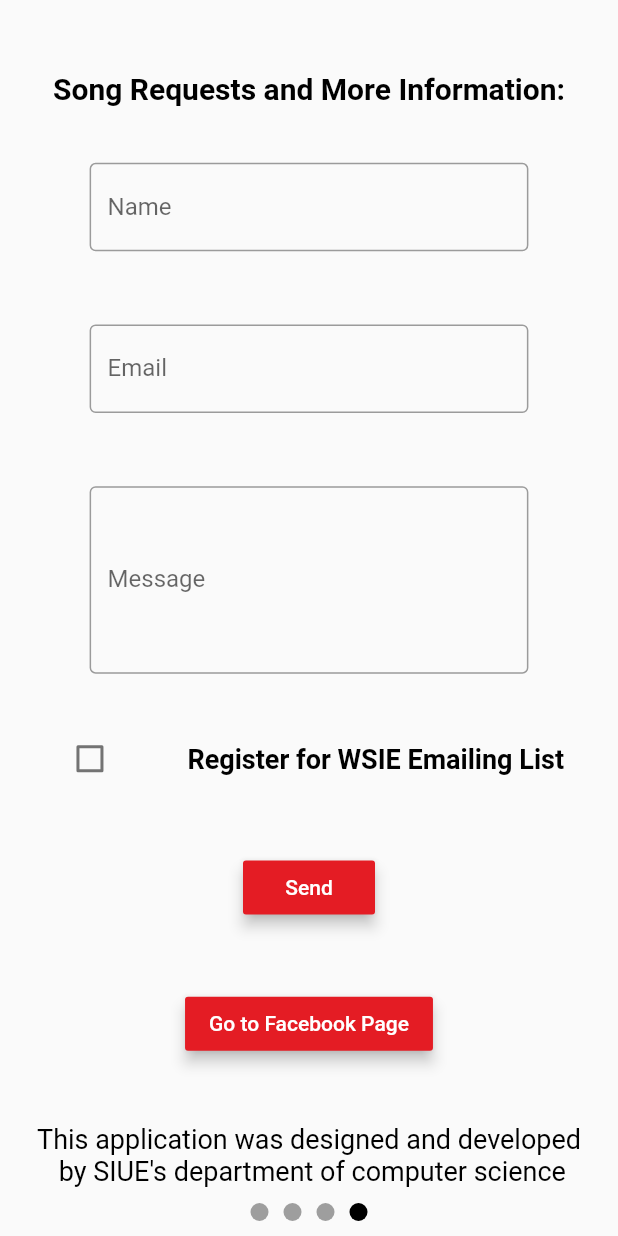
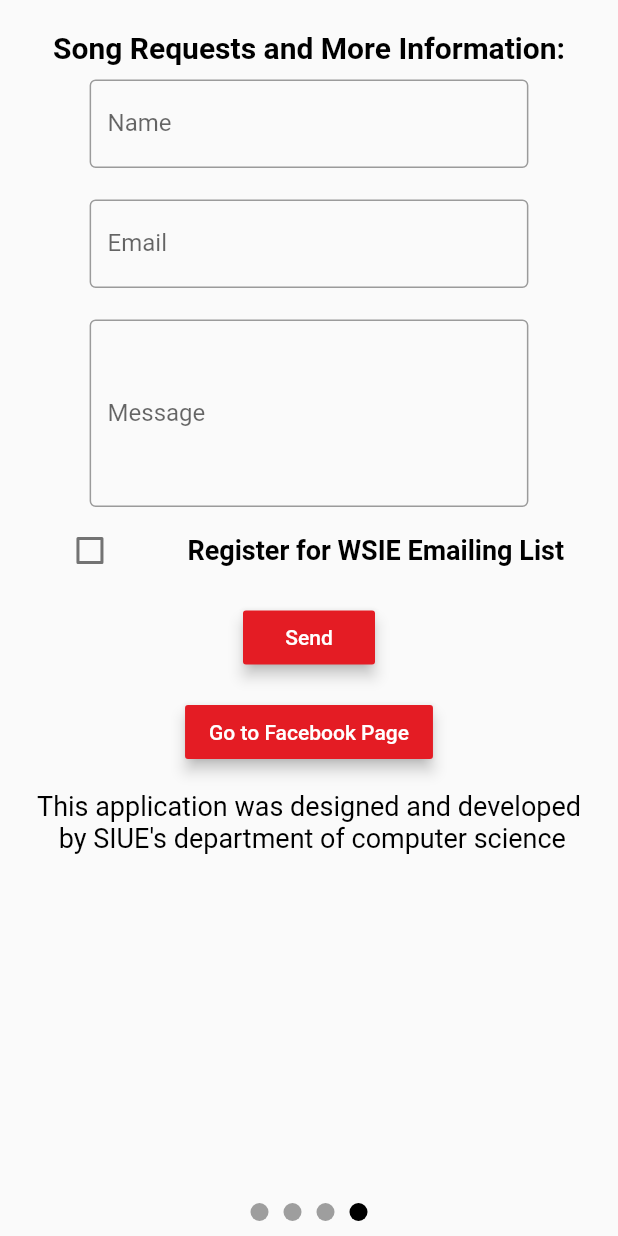
Before and after one commit to tcronis/WSIE_Radio, a Flutter app: the screen it shows after launch, swiped to page 4, on a phone screen of 412 x 824 dp. Run offline on Flutter 3.47's test engine with Material 2 defaults, Android fonts, the phone set to English and light mode, and no system bars; drawn by our look-alikes of page_indicator; our stand-ins replace cached_network_image, pull_to_refresh, splashscreen; missing offline and left inert: webfeed; network calls fail.

Commit message:
Fixing a render box overflow on the email and facebook page

```diff
--- a/wsie_radio/lib/Pages/email_and_facebook_page.dart
+++ b/wsie_radio/lib/Pages/email_and_facebook_page.dart
@@ -137,10 +137,10 @@ class __EmailAndFacebookPage extends State<EmailAndFacebookPage> with AutomaticK
           onTap: (){
             FocusScope.of(context).requestFocus(new FocusNode());
           },
-          child: new Column(
-              mainAxisSize: MainAxisSize.max,
-              mainAxisAlignment: MainAxisAlignment.spaceEvenly,
-              children: <Widget>[
+          child: ListView(
+            shrinkWrap: true,
+            scrollDirection: Axis.vertical,
+            children: <Widget>[
                 Padding(
                   padding: const EdgeInsets.fromLTRB(5.0, 20.0, 5.0, 5.0),
                   child: Text(
@@ -152,9 +152,6 @@ class __EmailAndFacebookPage extends State<EmailAndFacebookPage> with AutomaticK
                         fontSize: heading_text_size),
                   ),
                 ),
-
-
-
                 new Row(
                   mainAxisSize: MainAxisSize.max,
                   mainAxisAlignment: MainAxisAlignment.spaceEvenly,
@@ -315,11 +312,9 @@ class __EmailAndFacebookPage extends State<EmailAndFacebookPage> with AutomaticK
                       ),
                     ),
                   ],
-
-
                 )
               ],
-            ),
+            )
           ),
         ),
       ),
```
